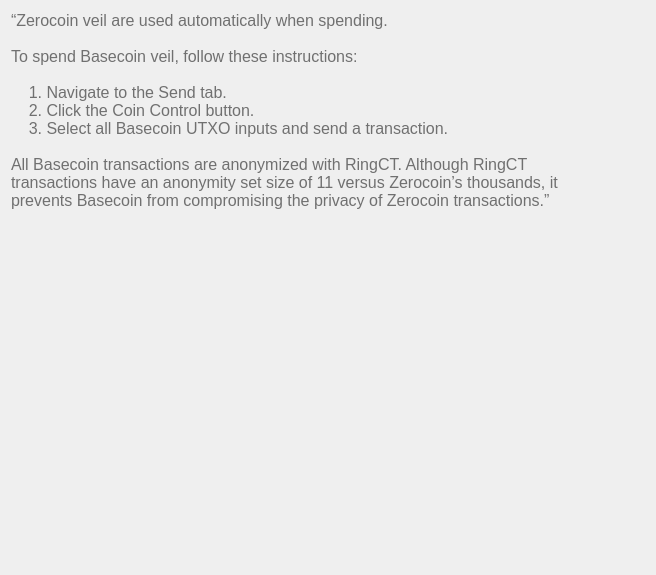
Above: src/qt/veil/forms/settingsfaq05.ui from Veil-Project/veil before the change. Below: the same form after it.
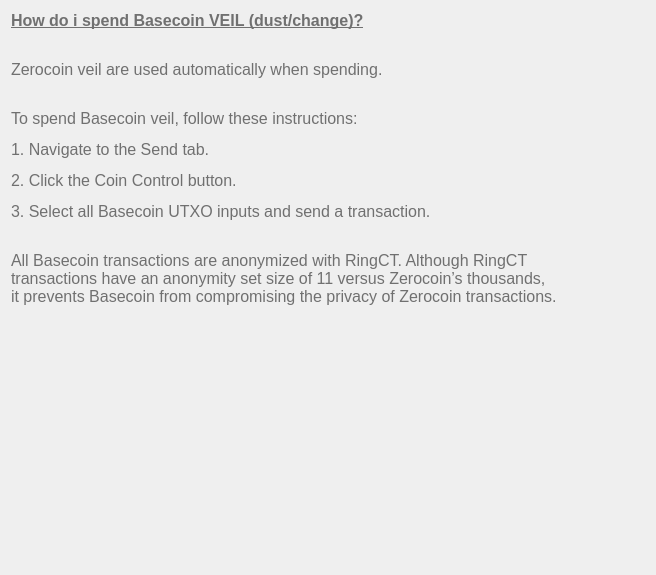
That is the form after the change.

Diff of the .ui file:
```diff
--- a/src/qt/veil/forms/settingsfaq05.ui
+++ b/src/qt/veil/forms/settingsfaq05.ui
@@ -33,15 +33,7 @@
       <string notr="true">font-weight:200;</string>
      </property>
      <property name="text">
-      <string>“Zerocoin veil are used automatically when spending.
-
-To spend Basecoin veil, follow these instructions:
-
-    1. Navigate to the Send tab.
-    2. Click the Coin Control button.
-    3. Select all Basecoin UTXO inputs and send a transaction.
-
-All Basecoin transactions are anonymized with RingCT. Although RingCT transactions have an anonymity set size of 11 versus Zerocoin’s thousands, it prevents Basecoin from compromising the privacy of Zerocoin transactions.”					</string>
+      <string>&lt;html&gt;&lt;head/&gt;&lt;body&gt;&lt;p&gt;&lt;span style=&quot; font-size:12pt; font-weight:600; text-decoration: underline;&quot;&gt;How do i spend Basecoin VEIL (dust/change)?&lt;/span&gt;&lt;/p&gt;&lt;p&gt;&lt;span style=&quot; font-size:12pt;&quot;&gt;&lt;br/&gt;Zerocoin veil are used automatically when spending.&lt;/span&gt;&lt;/p&gt;&lt;p&gt;&lt;br/&gt;&lt;span style=&quot; font-size:12pt;&quot;&gt;To spend Basecoin veil, follow these instructions:&lt;/span&gt;&lt;/p&gt;&lt;p&gt;&lt;span style=&quot; font-size:12pt;&quot;&gt;1. Navigate to the Send tab.&lt;/span&gt;&lt;/p&gt;&lt;p&gt;&lt;span style=&quot; font-size:12pt;&quot;&gt;2. Click the Coin Control button.&lt;/span&gt;&lt;/p&gt;&lt;p&gt;&lt;span style=&quot; font-size:12pt;&quot;&gt;3. Select all Basecoin UTXO inputs and send a transaction.&lt;/span&gt;&lt;/p&gt;&lt;p&gt;&lt;br/&gt;&lt;span style=&quot; font-size:12pt;&quot;&gt;All Basecoin transactions are anonymized with RingCT. Although RingCT transactions have an anonymity set size of 11 versus Zerocoin’s thousands, it prevents Basecoin from compromising the privacy of Zerocoin transactions.&lt;/span&gt;&lt;/p&gt;&lt;/body&gt;&lt;/html&gt;</string>
      </property>
      <property name="alignment">
       <set>Qt::AlignLeading|Qt::AlignLeft|Qt::AlignTop</set>
```
